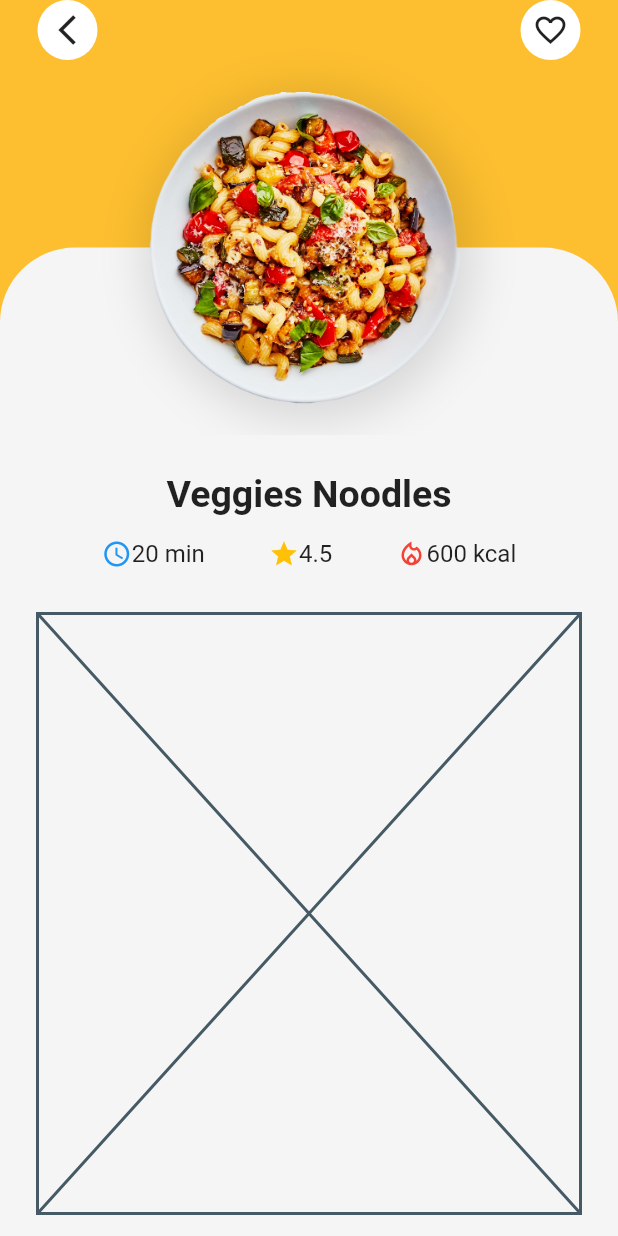
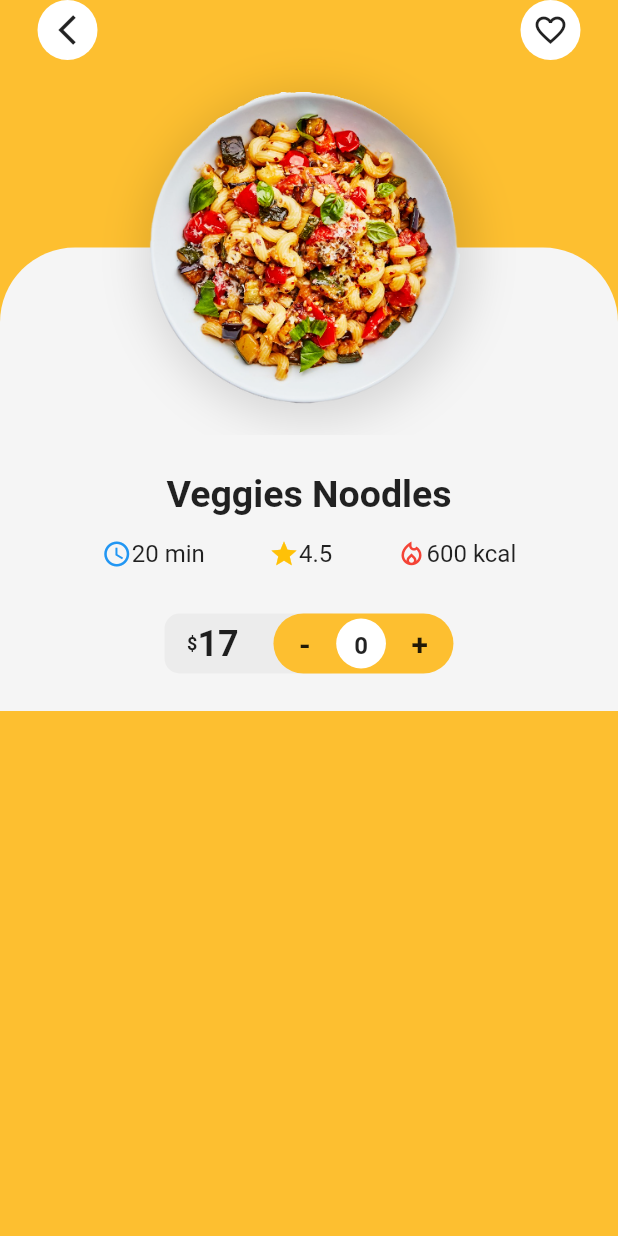
Before and after one commit to KhadijaMakkaoui/Food-Delivery, a Flutter app: the DetailPage screen opened directly with sample values from the repository, on a phone screen of 412 x 824 dp. Run offline on Flutter 3.47's test engine with Material 2 defaults, Android fonts, the phone set to English and light mode, and no system bars; our stand-ins replace smooth_page_indicator.

Commit message:
Ãimplement food price with quantity to order

```diff
--- a/delivery_app/lib/screens/detail/widget/food_detail.dart
+++ b/delivery_app/lib/screens/detail/widget/food_detail.dart
@@ -9,7 +9,7 @@ class FoodDetail extends StatelessWidget {
   @override
   Widget build(BuildContext context) {
     return Container(
-      padding: EdgeInsets.all(25),
+      padding: const EdgeInsets.all(25),
       color: kBackground,
       child: Column(
         children: [
@@ -28,7 +28,7 @@ class FoodDetail extends StatelessWidget {
               _buildIconText(Icons.local_fire_department_outlined, Colors.red, food.energy.toString()),
             ],
           ),
-          SizedBox(height: 30,),
+          const SizedBox(height: 30,),
           FoodQuantity(food),
         ],
 
@@ -43,7 +43,7 @@ Widget _buildIconText(IconData icon,Color color,String text){
     children: [
       Icon(icon,color: color,size: 20,),
       Text(text,
-      style: TextStyle(
+      style: const TextStyle(
         fontSize: 16,
       ),)
     ],
--- a/delivery_app/lib/screens/detail/widget/food_quantity.dart
+++ b/delivery_app/lib/screens/detail/widget/food_quantity.dart
@@ -1,5 +1,6 @@
 import 'package:flutter/material.dart';
 
+import '../../../constants/colors.dart';
 import '../../../models/food.dart';
 class FoodQuantity extends StatelessWidget {
   final Food food;
@@ -8,6 +9,85 @@ class FoodQuantity extends StatelessWidget {
 
   @override
   Widget build(BuildContext context) {
-    return const Placeholder();
+    return Container(
+      width: double.maxFinite,
+      height: 40,
+      child:Stack(
+        children: [
+          Align(
+            alignment: Alignment(-0.3,0),
+            child: Container(
+              width:120,
+              height: double.maxFinite,
+              decoration: BoxDecoration(
+                color: Colors.grey.withOpacity(0.1),
+                borderRadius: BorderRadius.circular(10),
+              ),
+              child: Row(
+                children: [
+                  SizedBox(width: 15),
+                  Text('\$',
+                    style: TextStyle(
+                      fontSize: 12,
+                      fontWeight: FontWeight.bold,
+                    ),
+                  ),
+                  Text(food.price.toString(),
+                    style: TextStyle(
+                      fontSize: 24,
+                      fontWeight: FontWeight.bold,
+                    ),
+                  ),
+                ],
+              ),
+
+            ),
+          ),
+          Align(
+            alignment: Alignment(0.3,0),
+            child: Container(
+              height: double.maxFinite,
+              width: 120,
+              decoration: BoxDecoration(
+                color: kPrimaryColor,
+                borderRadius: BorderRadius.circular(30),
+              ),
+              child: Row(
+                mainAxisAlignment: MainAxisAlignment.spaceEvenly,
+                children: [
+                  const Text('-',
+                    style: TextStyle(
+                      fontSize: 20,
+                      fontWeight: FontWeight.bold,
+                    ),
+                  ),
+                  Container(
+                    padding: const EdgeInsets.all(12),
+                    decoration: const BoxDecoration(
+                      color: Colors.white,
+                    shape: BoxShape.circle,
+                    ),
+                    child: Text(food.quantity.toString(),
+                      style: const TextStyle(
+                        fontSize: 16,
+                        fontWeight: FontWeight.bold,
+                      ),
+                    ),
+                  ),
+                  const Text('+',
+                    style: TextStyle(
+                      fontSize: 20,
+                      fontWeight: FontWeight.bold,
+                    ),
+                  ),
+                ],
+              ),
+            ),
+          )
+
+
+        ],
+      ),
+    );
   }
 }
```
